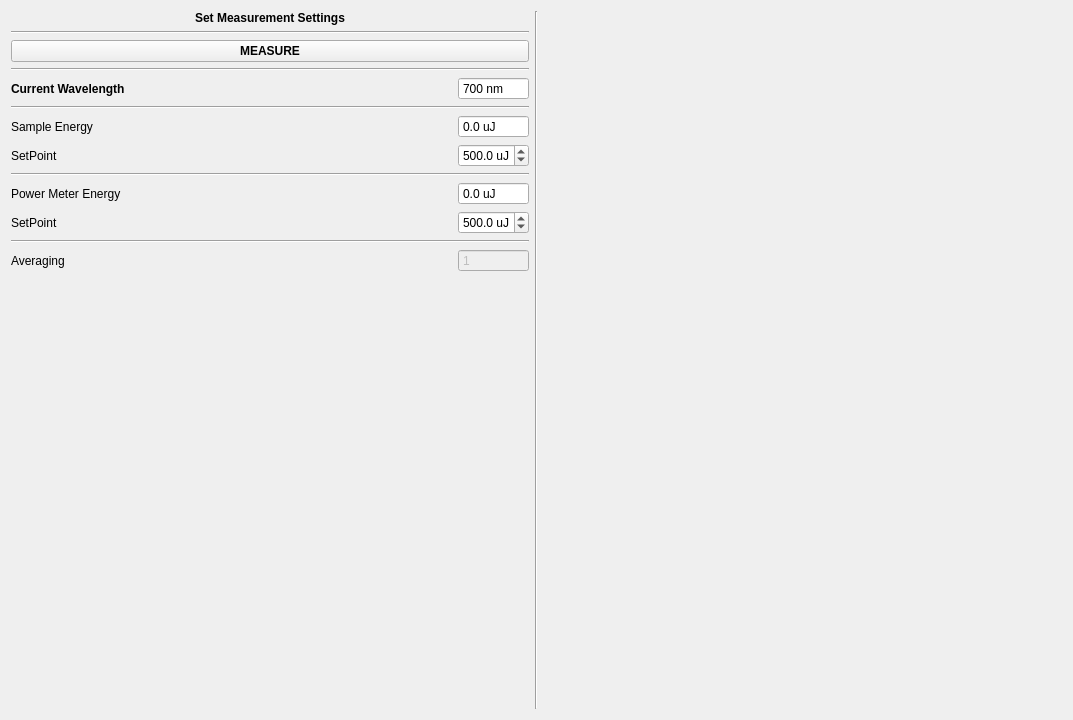
This is modules/gui/designer/point_measure_widget.ui in Kaldarinz/PA-RSCF-22-72-00015- as Qt 5 draws it before an edit. The edited form follows.
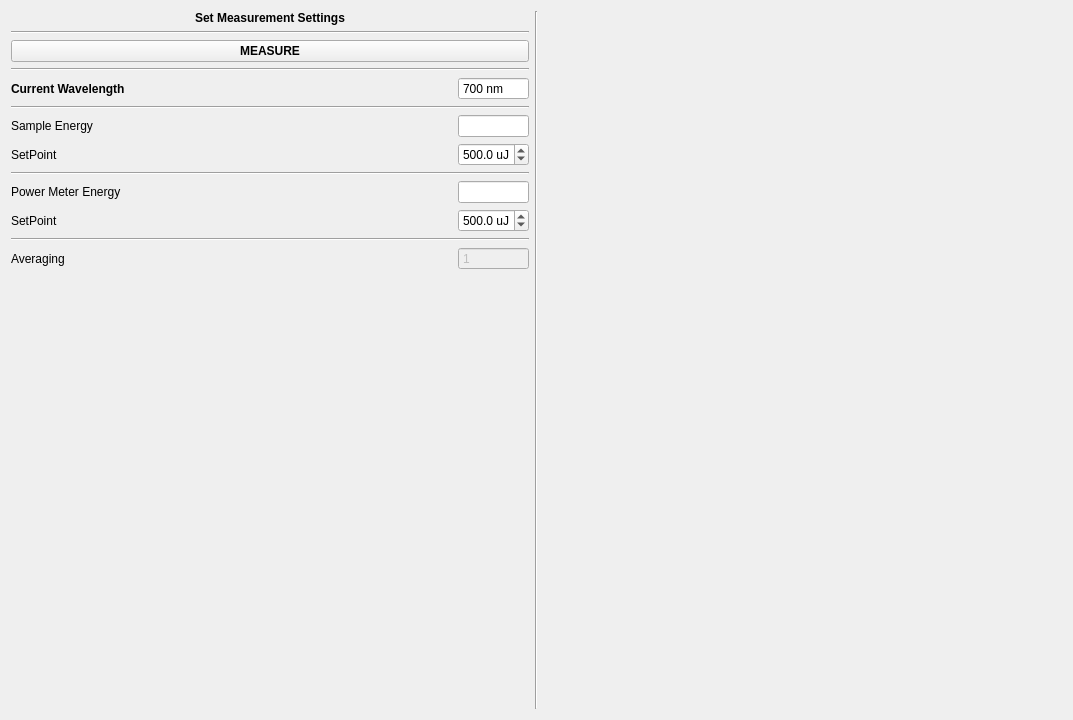
This is the edited form. Icons and pictures are not drawn. Custom widgets are drawn as their Qt base class.

Commit message: fixed controls on point measure

The edit to the form file:
```diff
--- a/modules/gui/designer/point_measure_widget.ui
+++ b/modules/gui/designer/point_measure_widget.ui
@@ -179,9 +179,9 @@
            </widget>
           </item>
           <item>
-           <widget class="QuantSpinBox" name="sb_sample_en">
+           <widget class="QLineEdit" name="le_sample_en">
             <property name="sizePolicy">
-             <sizepolicy hsizetype="Minimum" vsizetype="Fixed">
+             <sizepolicy hsizetype="Fixed" vsizetype="Fixed">
               <horstretch>0</horstretch>
               <verstretch>0</verstretch>
              </sizepolicy>
@@ -198,30 +198,6 @@
               <height>16777215</height>
              </size>
             </property>
-            <property name="readOnly">
-             <bool>true</bool>
-            </property>
-            <property name="buttonSymbols">
-             <enum>QAbstractSpinBox::NoButtons</enum>
-            </property>
-            <property name="suffix">
-             <string> uJ</string>
-            </property>
-            <property name="decimals">
-             <number>1</number>
-            </property>
-            <property name="minimum">
-             <double>0.000000000000000</double>
-            </property>
-            <property name="maximum">
-             <double>2000.000000000000000</double>
-            </property>
-            <property name="singleStep">
-             <double>50.000000000000000</double>
-            </property>
-            <property name="value">
-             <double>0.000000000000000</double>
-            </property>
            </widget>
           </item>
          </layout>
@@ -297,46 +273,19 @@
            </widget>
           </item>
           <item>
-           <widget class="QuantSpinBox" name="sb_pm_en">
+           <widget class="QLineEdit" name="le_pm_en">
             <property name="sizePolicy">
              <sizepolicy hsizetype="Minimum" vsizetype="Fixed">
               <horstretch>0</horstretch>
               <verstretch>0</verstretch>
              </sizepolicy>
             </property>
-            <property name="minimumSize">
-             <size>
-              <width>71</width>
-              <height>0</height>
-             </size>
-            </property>
             <property name="maximumSize">
              <size>
               <width>71</width>
               <height>16777215</height>
              </size>
             </property>
-            <property name="readOnly">
-             <bool>true</bool>
-            </property>
-            <property name="buttonSymbols">
-             <enum>QAbstractSpinBox::NoButtons</enum>
-            </property>
-            <property name="suffix">
-             <string> uJ</string>
-            </property>
-            <property name="decimals">
-             <number>1</number>
-            </property>
-            <property name="minimum">
-             <double>0.000000000000000</double>
-            </property>
-            <property name="maximum">
-             <double>2000.000000000000000</double>
-            </property>
-            <property name="value">
-             <double>0.000000000000000</double>
-            </property>
            </widget>
           </item>
          </layout>
```
The commit also changes 3 other files.
